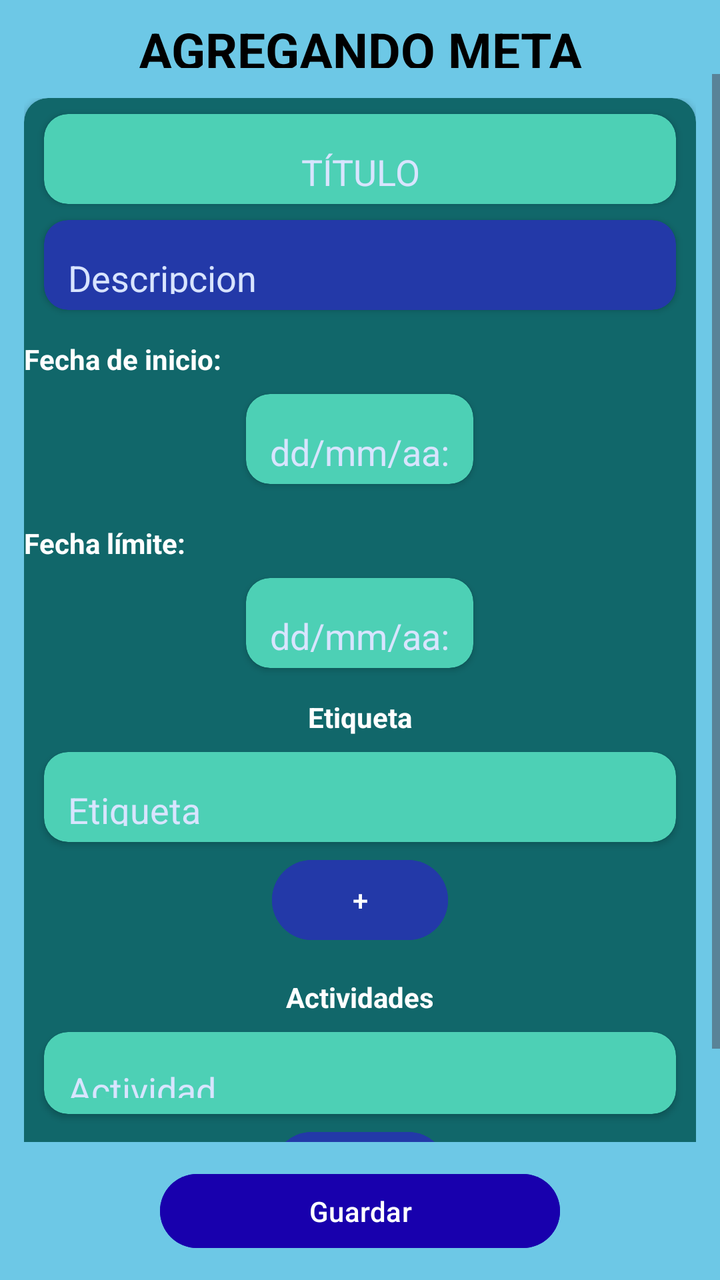
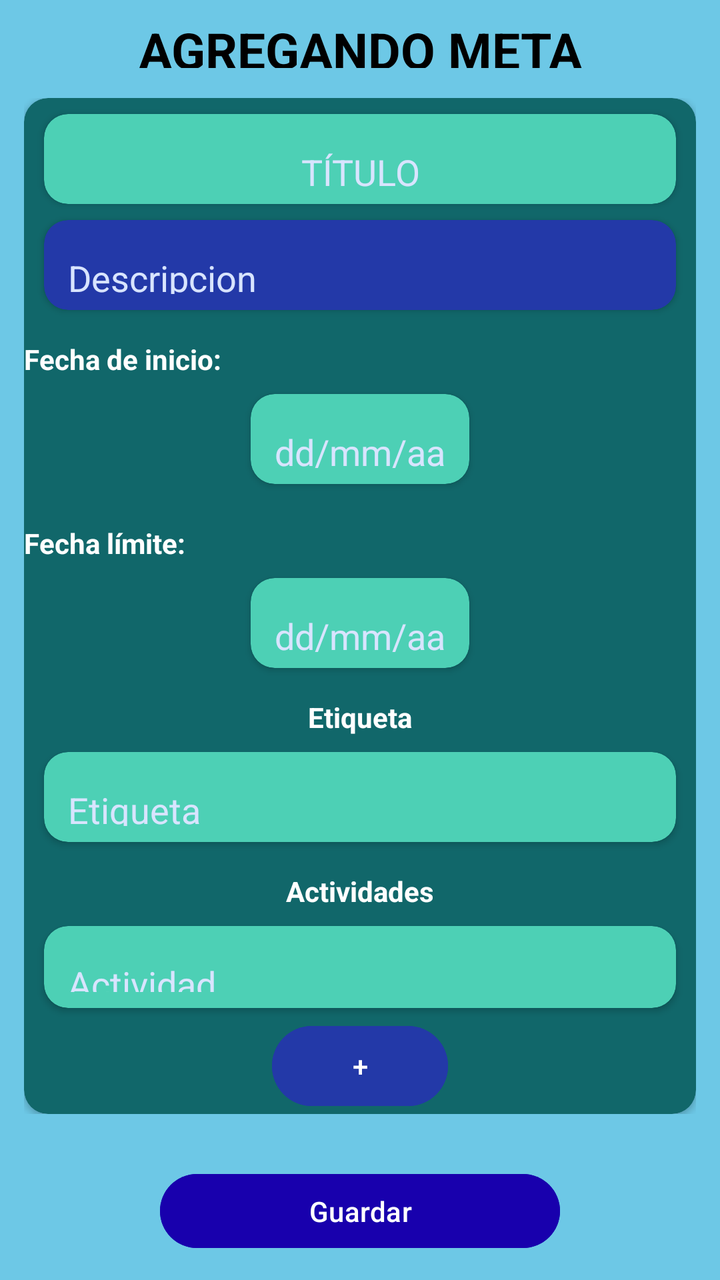

The first picture is an Android layout as it rendered before a commit; the second is the same layout after the commit. The layout source and the unified diff follow.
<!-- AndroidManifest.xml: application theme Theme.SuperSexiBoys -->
<!-- res/layout/activity_agregar_meta.xml -->
<?xml version="1.0" encoding="utf-8"?>
<LinearLayout xmlns:android="http://schemas.android.com/apk/res/android"
    xmlns:app="http://schemas.android.com/apk/res-auto"
    xmlns:tools="http://schemas.android.com/tools"
    android:id="@+id/main"
    android:layout_width="match_parent"
    android:layout_height="match_parent"
    android:orientation="vertical"
    android:background="#6DC8E6"
    >

    <LinearLayout
        android:layout_width="match_parent"
        android:layout_height="wrap_content"
        android:padding="3dp"
        android:orientation="vertical">



        <TextView
            android:layout_width="match_parent"
            android:layout_height="26dp"
            android:layout_marginTop="5dp"
            android:text="@string/agregar_meta"
            android:textAlignment="center"
            android:textColor="@android:color/black"
            android:textSize="25sp"
            android:textStyle="bold" />
    </LinearLayout>


    <ScrollView
        android:layout_width="match_parent"
        android:layout_height="0dp"
        android:layout_weight="1">

        <LinearLayout
            android:orientation="vertical"
            android:layout_width="match_parent"
            android:layout_height="wrap_content"
            android:padding="12dp">

            <androidx.cardview.widget.CardView
                android:layout_width="match_parent"
                android:layout_height="wrap_content"
                android:padding="15dp"
                app:cardCornerRadius="12dp"
                android:backgroundTint="#11676a">


                <LinearLayout
                    android:layout_width="match_parent"
                    android:layout_height="wrap_content"
                    android:gravity="center"
                    android:orientation="vertical">

                    <androidx.cardview.widget.CardView
                        android:layout_width="match_parent"
                        android:layout_height="wrap_content"
                        android:layout_marginTop="8dp"
                        android:backgroundTint="#4DD0B5"
                        app:cardCornerRadius="12dp"
                        android:layout_marginStart="10dp"
                        android:layout_marginEnd="10dp"
                        >

                        <LinearLayout
                            android:layout_width="match_parent"
                            android:layout_height="45dp"
                            android:orientation="vertical"
                            android:padding="8dp"
                            >

                            <EditText
                                android:id="@+id/tituloMeta"
                                android:layout_width="match_parent"
                                android:layout_height="40dp"
                                android:hint="@string/titulo_meta"
                                android:textColor="@color/white"
                                android:gravity="center"
                                android:textColorHint="#d8e4ff"
                                />

                        </LinearLayout>
                    </androidx.cardview.widget.CardView>


                    <androidx.cardview.widget.CardView
                        android:layout_width="match_parent"
                        android:layout_height="wrap_content"
                        android:layout_marginTop="8dp"
                        android:backgroundTint="#2339A8"
                        app:cardCornerRadius="12dp"
                        android:layout_marginStart="10dp"
                        android:layout_marginEnd="10dp"
                        >

                        <LinearLayout
                            android:layout_width="match_parent"
                            android:layout_height="45dp"
                            android:orientation="vertical"
                            android:padding="8dp"
                            >

                            <EditText
                                android:id="@+id/descripcionMeta"
                                android:layout_width="match_parent"
                                android:layout_height="40dp"
                                android:hint="@string/descripcion_meta"
                                android:textColor="@color/white"
                                android:textColorHint="#d8e4ff"
                                />

                        </LinearLayout>
                    </androidx.cardview.widget.CardView>



                    <TextView
                        android:layout_width="match_parent"
                        android:layout_height="wrap_content"
                        android:layout_marginTop="15dp"
                        android:text="@string/fecha_inicio1"
                        android:textColor="@android:color/white"
                        android:textStyle="bold" />

                    <androidx.cardview.widget.CardView
                        android:layout_width="wrap_content"
                        android:layout_height="wrap_content"
                        android:layout_marginTop="8dp"
                        android:backgroundTint="#4DD0B5"
                        app:cardCornerRadius="12dp"
                        android:layout_marginStart="10dp"
                        android:layout_marginEnd="10dp"
                        >

                        <LinearLayout
                            android:layout_width="match_parent"
                            android:layout_height="45dp"
                            android:orientation="vertical"
                            android:padding="8dp"
                            >

                            <EditText
                                android:id="@+id/fechaInMeta"
                                android:layout_width="match_parent"
                                android:layout_height="40dp"
                                android:hint="@string/fecha_inicio_meta"
                                android:textColor="@color/white"
                                android:textColorHint="#d8e4ff"
                                />
                        </LinearLayout>
                    </androidx.cardview.widget.CardView>

                    <TextView
                        android:layout_width="match_parent"
                        android:layout_height="wrap_content"
                        android:layout_marginTop="20dp"
                        android:text="@string/fecha_limite1"
                        android:textColor="@android:color/white"
                        android:textStyle="bold" />

                    <androidx.cardview.widget.CardView
                        android:layout_width="wrap_content"
                        android:layout_height="wrap_content"
                        android:layout_marginTop="8dp"
                        android:backgroundTint="#4DD0B5"
                        app:cardCornerRadius="12dp"
                        android:layout_marginStart="10dp"
                        android:layout_marginEnd="10dp"
                        >

                        <LinearLayout
                            android:layout_width="match_parent"
                            android:layout_height="45dp"
                            android:orientation="vertical"
                            android:padding="8dp"
                            >

                            <EditText
                                android:id="@+id/fechaLiMeta"
                                android:layout_width="match_parent"
                                android:layout_height="40dp"
                                android:hint="@string/fecha_limite_meta"
                                android:textColor="@color/white"
                                android:textColorHint="#d8e4ff"
                                />
                        </LinearLayout>
                    </androidx.cardview.widget.CardView>




                    <TextView
                        android:layout_width="wrap_content"
                        android:layout_height="wrap_content"
                        android:layout_marginTop="15dp"
                        android:text="@string/etiqueta1"
                        android:textColor="@android:color/white"
                        android:layout_gravity="center"
                        android:textStyle="bold" />

                    <androidx.cardview.widget.CardView
                        android:layout_width="match_parent"
                        android:layout_height="wrap_content"
                        android:layout_marginTop="8dp"
                        android:backgroundTint="#4DD0B5"
                        app:cardCornerRadius="12dp"
                        android:layout_marginStart="10dp"
                        android:layout_marginEnd="10dp"
                        >

                        <LinearLayout
                            android:layout_width="match_parent"
                            android:layout_height="45dp"
                            android:orientation="vertical"
                            android:padding="8dp"

                            >

                            <EditText
                                android:id="@+id/etiquetaNueva"
                                android:layout_width="match_parent"
                                android:layout_height="40dp"
                                android:hint="Etiqueta"
                                android:textColorHint="#d8e4ff"
                                android:textColor="@color/white"
                                />

                        </LinearLayout>
                    </androidx.cardview.widget.CardView>

                    <Button
                        android:id="@+id/btnAgregarEtiqueta"
                        android:layout_width="wrap_content"
                        android:layout_height="wrap_content"
                        android:layout_gravity="center"
                        android:layout_marginTop="5dp"
                        android:backgroundTint="#2339A8"
                        android:text="@string/botonplus"
                        android:textColor="@android:color/white" />

                    <TextView
                        android:layout_width="wrap_content"
                        android:layout_height="wrap_content"
                        android:layout_marginTop="15dp"
                        android:text="@string/actividades1"
                        android:textColor="@android:color/white"
                        android:layout_gravity="center"
                        android:textStyle="bold" />


                    <androidx.cardview.widget.CardView
                        android:layout_width="match_parent"
                        android:layout_height="wrap_content"
                        android:layout_marginTop="8dp"
                        android:backgroundTint="#4DD0B5"
                        app:cardCornerRadius="12dp"
                        android:layout_marginStart="10dp"
                        android:layout_marginEnd="10dp"
                        >

                        <LinearLayout
                            android:id="@+id/layoutActividades"
                            android:layout_width="364dp"
                            android:layout_height="41dp"
                            android:orientation="vertical"
                            android:padding="8dp">

                            <EditText
                                android:id="@+id/actividadNueva"
                                android:layout_width="match_parent"
                                android:layout_height="40dp"
                                android:hint="@string/texto_metas_actividades"
                                android:textColor="@color/white"
                                android:textColorHint="#d8e4ff" />

                        </LinearLayout>
                    </androidx.cardview.widget.CardView>

                    <Button
                        android:id="@+id/btnAgregarActividad"
                        android:layout_width="wrap_content"
                        android:layout_height="wrap_content"
                        android:layout_gravity="center"
                        android:layout_marginTop="5dp"
                        android:backgroundTint="#2339A8"
                        android:text="@string/botonplus"
                        android:textColor="@android:color/white" />

                </LinearLayout>

            </androidx.cardview.widget.CardView>




        </LinearLayout>




    </ScrollView>

    <LinearLayout
        android:layout_width="match_parent"
        android:layout_height="wrap_content"
        android:padding="12dp"
        android:gravity="center">

        <Button
            android:id="@+id/btnGuardar"
            android:layout_width="200dp"
            android:layout_height="45dp"
            android:text="@string/btnGuardarMeta"
            android:backgroundTint="#1800ad"
            android:textColor="@android:color/white"/>
    </LinearLayout>

</LinearLayout>
<!-- resources referenced by this layout -->
<resources>
  <color name="white">#FFFFFFFF</color>
  <string name="actividades1"> Actividades </string>
  <string name="agregar_meta"> AGREGANDO META </string>
  <string name="botonplus"> + </string>
  <string name="btnGuardarMeta"> Guardar </string>
  <string name="descripcion_meta"> Descripcion </string>
  <string name="etiqueta1"> Etiqueta </string>
  <string name="fecha_inicio1"> Fecha de inicio: </string>
  <string name="fecha_inicio_meta"> dd/mm/aa: </string>
  <string name="fecha_limite1"> Fecha límite:  </string>
  <string name="fecha_limite_meta"> dd/mm/aa: </string>
  <string name="texto_metas_actividades"> Actividad </string>
  <string name="titulo_meta"> TÍTULO </string>
  <style name="Theme.SuperSexiBoys" parent="Base.Theme.SuperSexiBoys" />
  <style name="Base.Theme.SuperSexiBoys" parent="Theme.Material3.DayNight.NoActionBar">
          
          
      </style>
</resources>

<!-- the commit's change to res/layout/activity_agregar_meta.xml (unified diff, before → after) -->
@@ -230,15 +230,6 @@
                         </LinearLayout>
                     </androidx.cardview.widget.CardView>
 
-                    <Button
-                        android:id="@+id/btnAgregarEtiqueta"
-                        android:layout_width="wrap_content"
-                        android:layout_height="wrap_content"
-                        android:layout_gravity="center"
-                        android:layout_marginTop="5dp"
-                        android:backgroundTint="#2339A8"
-                        android:text="@string/botonplus"
-                        android:textColor="@android:color/white" />
 
                     <TextView
                         android:layout_width="wrap_content"
<!-- resource entries referenced after the edit -->
@@ -8,9 +8,9 @@
   <string name="descripcion_meta"> Descripcion </string>
   <string name="etiqueta1"> Etiqueta </string>
   <string name="fecha_inicio1"> Fecha de inicio: </string>
-  <string name="fecha_inicio_meta"> dd/mm/aa: </string>
+  <string name="fecha_inicio_meta"> dd/mm/aa </string>
   <string name="fecha_limite1"> Fecha límite:  </string>
-  <string name="fecha_limite_meta"> dd/mm/aa: </string>
+  <string name="fecha_limite_meta"> dd/mm/aa </string>
   <string name="texto_metas_actividades"> Actividad </string>
   <string name="titulo_meta"> TÍTULO </string>
   <style name="Theme.SuperSexiBoys" parent="Base.Theme.SuperSexiBoys" />
